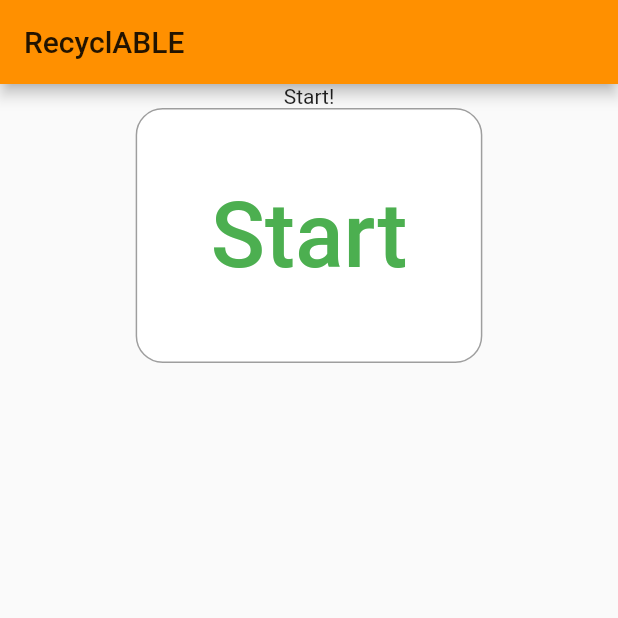
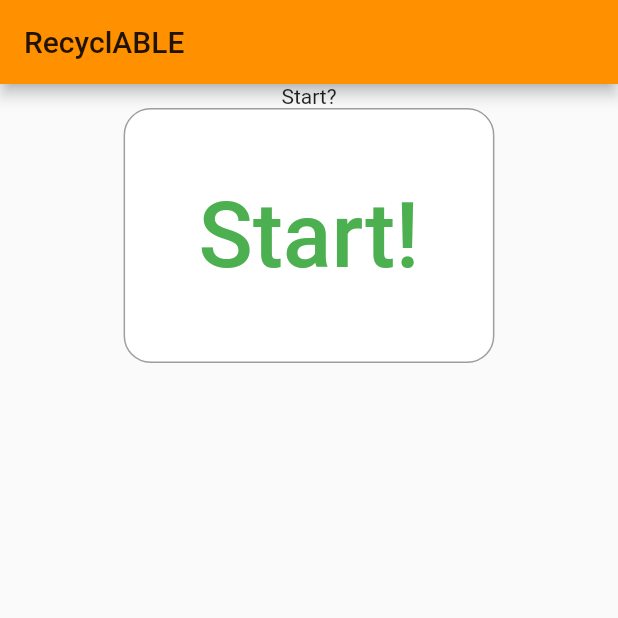
Before and after one commit to linaism/mchacks2020, a Flutter app: the screen it shows after launch, on a phone screen of 412 x 824 dp, the top half of it. Run offline on Flutter 3.47's test engine with Material 2 defaults, Android fonts, the light colour scheme and no system bars.

Commit message:
fixed minor typo in text output

```diff
--- a/lib/main.dart
+++ b/lib/main.dart
@@ -47,7 +47,7 @@ class HomeScreen extends StatelessWidget {
       body: Center(
           child: Column(
             children: <Widget>[
-              Text("Start!"),
+              Text("Start?"),
               FlatButton(
                 onPressed: () {
                     Navigator.push(
@@ -62,7 +62,7 @@ class HomeScreen extends StatelessWidget {
                 color: Colors.white,
                 padding: EdgeInsets.all(50.0),
 
-                child: Text("Start", style:
+                child: Text("Start!", style:
                     new TextStyle(
                       fontSize: 60.0,
                       color: Colors.green,
```
